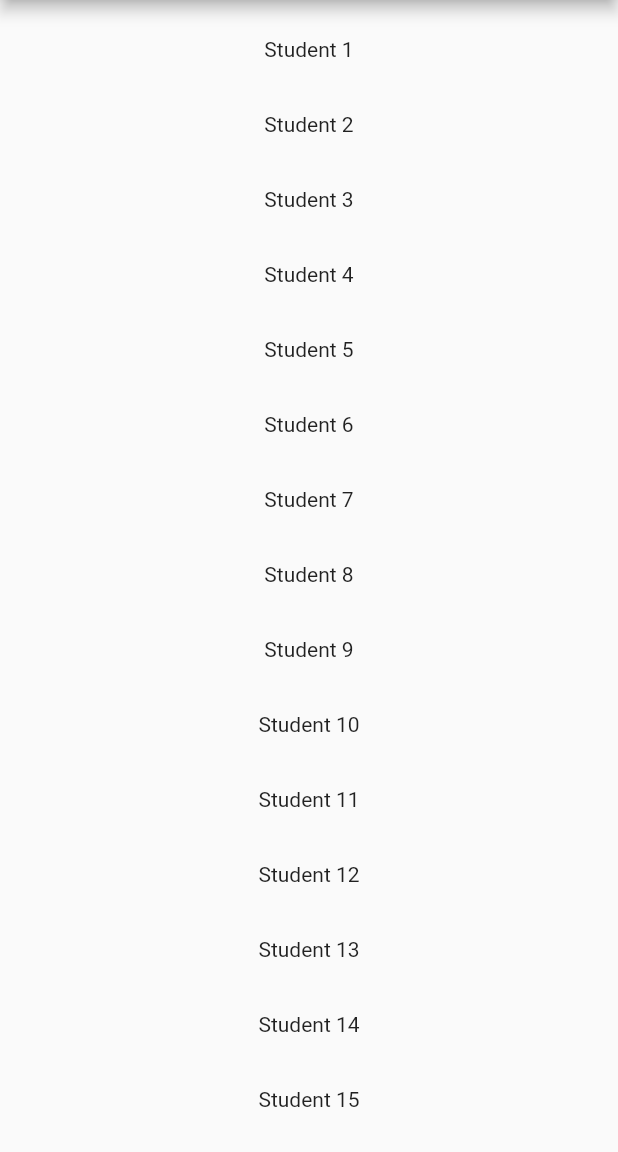
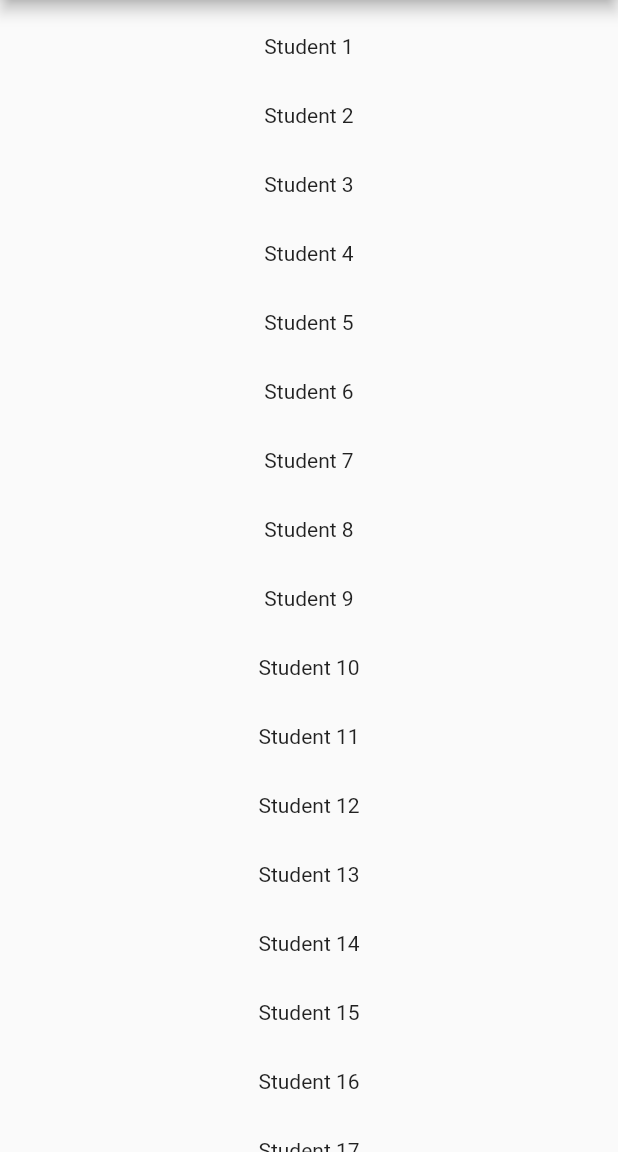
Before and after one commit to soonbeankim/FlutterApp, a Flutter app: the screen it shows after launch, on a phone screen of 412 x 824 dp, the part 84-1236 px from its top. Run offline on Flutter 3.47's test engine with Material 2 defaults, Android fonts, the phone set to English and light mode, and no system bars.

Commit message:
height changed to margin

```diff
--- a/studentslist/lib/main.dart
+++ b/studentslist/lib/main.dart
@@ -18,7 +18,7 @@ class MyApp extends StatelessWidget {
   itemCount: students.length,
   itemBuilder: (BuildContext context, int index) {
     return Container(
-      height: 50,
+      margin: const EdgeInsets.all(15.0),
       child: Center(child: Text('Student ${students[index]}')),
     );
   }
```
